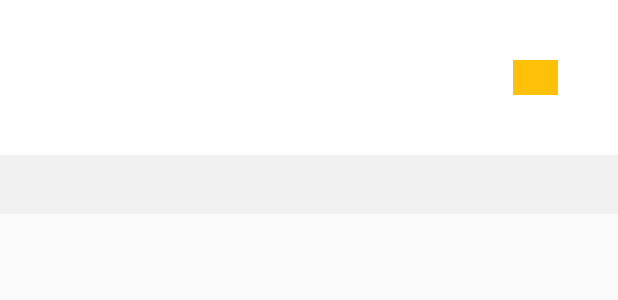
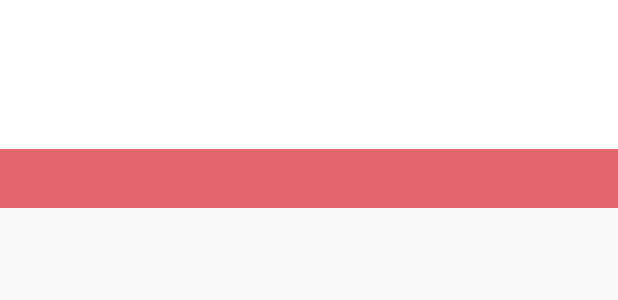
Before and after one commit to YH-LEE21/TravelApp, an Android app: the layout list_item.xml on its own in the app's theme, with its tools: preview values and no code run, on a phone screen of 412 x 824 dp. Shown: the top 300 px of the screen. Run offline under Robolectric (Android 15) with nearby library versions, the phone set to English and light mode, and no system bars; network calls fail.

Commit message:
tab1 clear

```diff
--- a/app/src/main/AndroidManifest.xml
+++ b/app/src/main/AndroidManifest.xml
@@ -54,6 +54,7 @@ package="com.example.TravelDay">
 
     </activity>
         <activity android:name=".AddActivity"></activity>
+
 </application>
 
 </manifest>
--- a/app/src/main/res/layout/activity_memo.xml
+++ b/app/src/main/res/layout/activity_memo.xml
@@ -24,7 +24,7 @@
         android:id="@+id/editMemo"
         android:hint="할 일을 적어주세요"
         android:layout_width="match_parent"
-        android:layout_height="wrap_content"
+        android:layout_height="250dp"
         android:visibility="invisible"
         android:layout_below="@id/diaryDate"/>
     <LinearLayout
--- a/app/src/main/res/layout/list_item.xml
+++ b/app/src/main/res/layout/list_item.xml
@@ -22,18 +22,22 @@
         android:inputType="textMultiLine"
         />
 
-        <ImageView
-            android:id="@+id/item_image"
-            android:layout_width="30dp"
-            android:layout_height="23dp"
-            android:background="@color/colorPrimary" />
+
     </LinearLayout>
-    <TextView
-        android:id="@+id/item_subtext"
+
         android:layout_width="match_parent"
-        android:layout_height="wrap_content"
-        android:background="#F1F1F1"
-        android:padding="10dp"
-        android:textAlignment="textEnd"
-        />
+        android:layout_height="60dp"
+        android:orientation="horizontal">
+
+        <TextView
+            android:id="@+id/item_subtext"
+            android:layout_width="match_parent"
+            android:layout_height="wrap_content"
+            android:background="@color/MainColor"
+            android:padding="10dp"
+            android:layout_weight="1"
+            android:textColor="@color/white"
+            android:textAlignment="textEnd" />
+
+
 </LinearLayout>
```
Also changed, not shown: app/src/main/java/com/example/TravelDay/Memo.java (+1 -9 lines), app/src/main/java/com/example/TravelDay/TabFragment1.java (+7 -16 lines), app/src/main/res/layout/tab_fragment_1.xml (+6 -3 lines).
